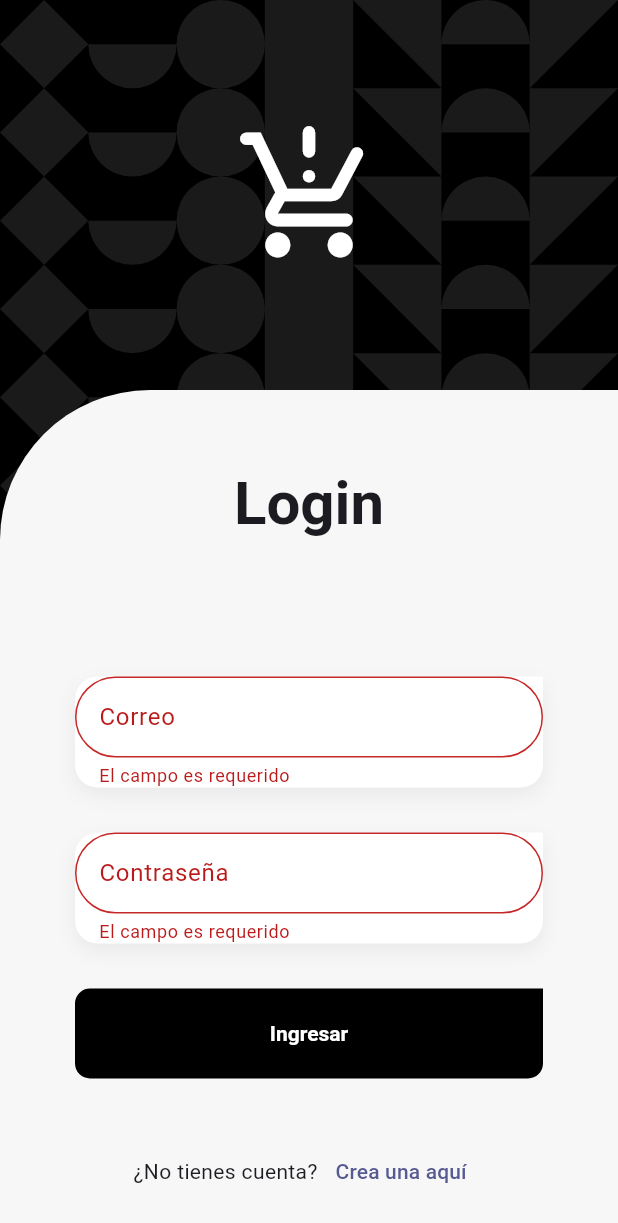
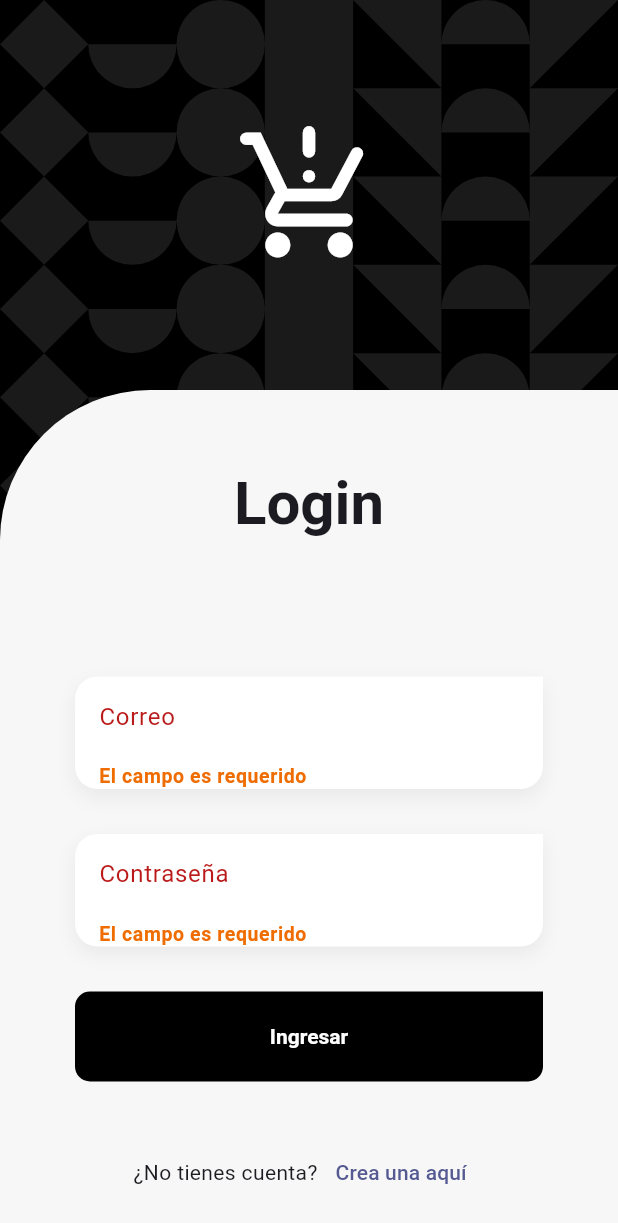
Before and after one commit to msilvabo/Flutter26AutentificacionJWT, a Flutter app: the screen it shows after launch, after a tap on "Ingresar", on a phone screen of 412 x 824 dp. Shown: the top 1223 px of the screen. Run offline on Flutter 3.47's test engine with Material 3 defaults, Android fonts, the phone set to English and light mode, and no system bars; our stand-ins replace flutter_dotenv, flutter_riverpod, formz, go_router, google_fonts, riverpod_annotation; generated files the repository leaves out were written again; project files that could hold a hidden picture were left out.

```diff
--- a/lib/config/config.dart
+++ b/lib/config/config.dart
@@ -1,3 +1,3 @@
-
-
+export 'constants/enviroment.dart';
+export 'router/app_router.dart';
 export 'theme/app_theme.dart';
--- /dev/null
+++ b/lib/config/constants/enviroment.dart
@@ -0,0 +1,9 @@
+import 'package:flutter_dotenv/flutter_dotenv.dart';
+
+class Enviroment {
+  static String apiURL = dotenv.env['API_URL'] ?? 'Variable no configurada';
+
+  static initEnviroment() async {
+    await dotenv.load(fileName: ".env");
+  }
+}
--- a/lib/features/shared/widgets/custom_text_form_field.dart
+++ b/lib/features/shared/widgets/custom_text_form_field.dart
@@ -57,13 +57,14 @@ class CustomTextFormField extends StatelessWidget {
           floatingLabelStyle: const TextStyle(color: Colors.black, fontWeight: FontWeight.bold, fontSize: 18),
           enabledBorder: border,
           focusedBorder: border,
-          errorBorder: border.copyWith( borderSide: BorderSide( color: Colors.red.shade800 )),
-          focusedErrorBorder: border.copyWith( borderSide: BorderSide( color: Colors.red.shade800 )),
+          errorBorder: border.copyWith( borderSide: BorderSide( color: Colors.transparent)),
+          focusedErrorBorder: border.copyWith( borderSide: BorderSide( color: Colors.transparent)),
           isDense: true,
           label: label != null ? Text(label!) : null,
           hintText: hint,
           errorText: errorMessage,
           focusColor: colors.primary,
+          errorStyle: TextStyle(fontWeight: FontWeight.w600, fontSize:13, color: Colors.orange.shade800)
           // icon: Icon( Icons.supervised_user_circle_outlined, color: colors.primary, )
         ),
       ),
--- a/lib/main.dart
+++ b/lib/main.dart
@@ -1,9 +1,9 @@
 import 'package:flutter/material.dart';
 import 'package:flutter_riverpod/flutter_riverpod.dart';
 import 'package:teslo_shop/config/config.dart';
-import 'package:teslo_shop/config/router/app_router.dart';
 
-void main() {
+void main() async {
+  await Enviroment.initEnviroment();
   runApp(const ProviderScope(child: MainApp()));
 }
 
@@ -12,6 +12,7 @@ class MainApp extends StatelessWidget {
 
   @override
   Widget build(BuildContext context) {
+    print(Enviroment.apiURL);
     return MaterialApp.router(
       routerConfig: appRouter,
       theme: AppTheme().getTheme(),
--- a/pubspec.yaml
+++ b/pubspec.yaml
@@ -10,6 +10,7 @@ dependencies:
   dio: ^5.0.2
   flutter:
     sdk: flutter
+  flutter_dotenv: ^5.1.0
   flutter_riverpod: ^2.5.1
   formz: ^0.7.0
   go_router: ^6.2.0
@@ -29,6 +30,7 @@ flutter:
   uses-material-design: true
 
   assets:
+    - .env
     - assets/loaders/
     - assets/images/
     - google_fonts/montserrat_alternates/
```
Also changed, not shown: pubspec.lock, 2 other files.
